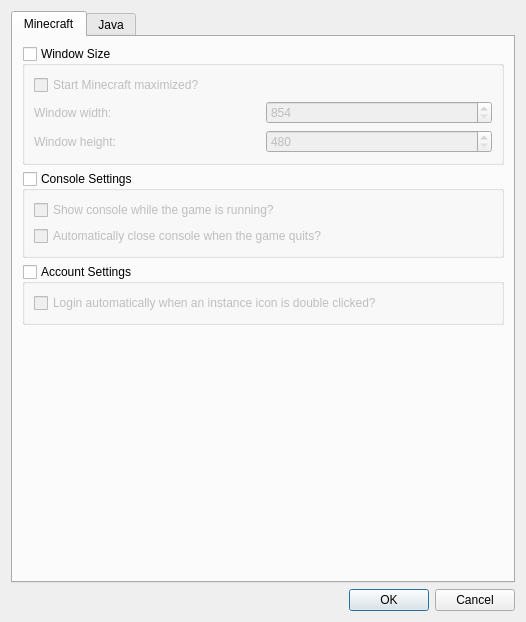
FreesmTeam/FreesmLauncher, file gui/dialogs/InstanceSettings.ui: the form before one commit.
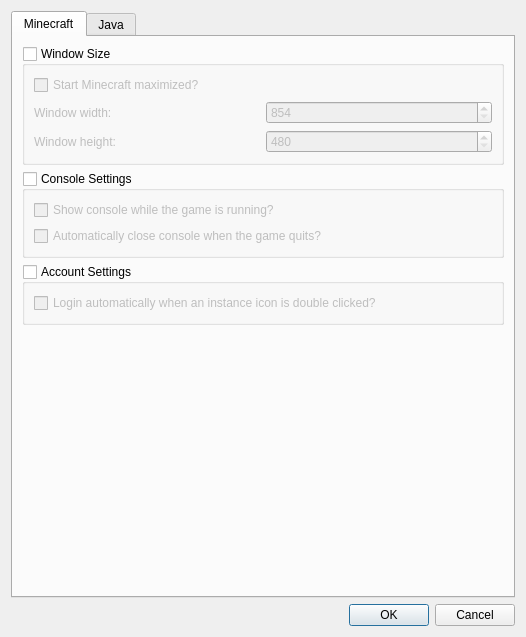
The form after the commit.

Commit message: Fix various Dialogs (Titles, License formatting)

```diff
--- a/gui/dialogs/InstanceSettings.ui
+++ b/gui/dialogs/InstanceSettings.ui
@@ -7,7 +7,7 @@
     <x>0</x>
     <y>0</y>
     <width>526</width>
-    <height>622</height>
+    <height>637</height>
    </rect>
   </property>
   <property name="windowTitle">
```
Left out of the diff: 2 changed lines with no effect on the pictures. The commit also changes 7 other files.
